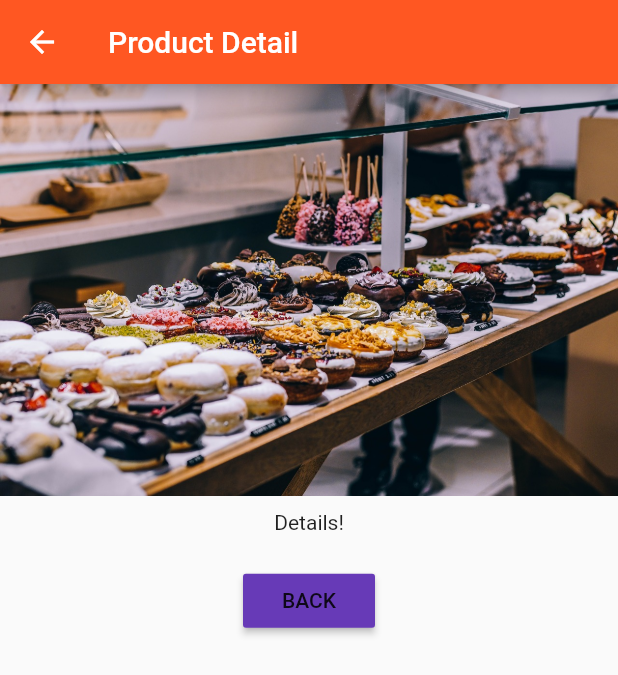
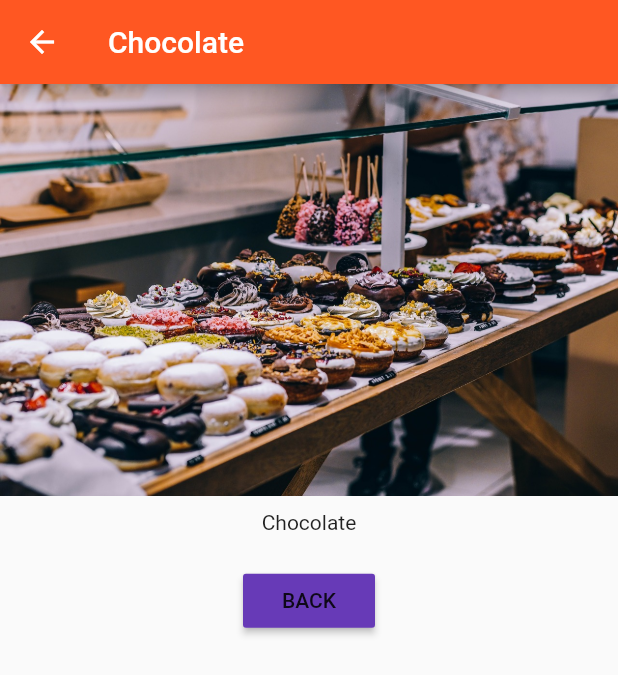
Before and after one commit to GelsonMR/flutter_course, a Flutter app: the screen it shows after launch, after a tap on "Add Product", after a tap on "Details", on a phone screen of 412 x 824 dp. Shown: the top 675 px of the screen. Run offline on Flutter 3.47's test engine with Material 2 defaults, Android fonts, the phone set to English and light mode, and no system bars.

Commit message:
Updated app to pass product data to Detail Page

```diff
--- a/lib/pages/product.dart
+++ b/lib/pages/product.dart
@@ -1,19 +1,24 @@
 import 'package:flutter/material.dart';
 
 class ProductPage extends StatelessWidget {
+  final String title;
+  final String imageUrl;
+
+  ProductPage(this.title, this.imageUrl);
+
   @override
   Widget build(BuildContext context) {
     return Scaffold(
       appBar: AppBar(
-        title: Text('Product Detail'),
+        title: Text(title),
       ),
       body: Column(
         crossAxisAlignment: CrossAxisAlignment.center,
         children: <Widget>[
-          Image.asset('assets/food.jpg'),
+          Image.asset(imageUrl),
           Container(
             padding: EdgeInsets.all(10.0),
-            child: Text('Details!'),
+            child: Text(title),
           ),
           Container(
             padding: EdgeInsets.all(10.0),
--- a/lib/product_control.dart
+++ b/lib/product_control.dart
@@ -10,7 +10,7 @@ class ProductControl extends StatelessWidget {
     return RaisedButton(
       color: Theme.of(context).primaryColor,
       onPressed: () {
-        addProduct('Sweets');
+        addProduct({'title': 'Chocolate', 'image': 'assets/food.jpg'});
       },
       child: Text('Add Product'),
     );
--- a/lib/product_manager.dart
+++ b/lib/product_manager.dart
@@ -4,7 +4,7 @@ import './products.dart';
 import './product_control.dart';
 
 class ProductManager extends StatefulWidget {
-  final String startingProduct;
+  final Map<String, String> startingProduct;
 
   ProductManager({this.startingProduct}) {
     print('[ProductManager] Constructor');
@@ -18,7 +18,7 @@ class ProductManager extends StatefulWidget {
 }
 
 class _ProductManagerState extends State<ProductManager> {
-  List<String> _products = [];
+  List<Map<String, String>> _products = [];
 
   @override
   void initState() {
@@ -29,7 +29,7 @@ class _ProductManagerState extends State<ProductManager> {
     }
   }
 
-  void _addProduct(String product) {
+  void _addProduct(Map<String, String> product) {
     setState(() {
       _products.add(product);
     });
--- a/lib/products.dart
+++ b/lib/products.dart
@@ -3,7 +3,7 @@ import 'package:flutter/material.dart';
 import './pages/product.dart';
 
 class Products extends StatelessWidget {
-  final List<String> products;
+  final List<Map<String, String>> products;
 
   Products([this.products = const []]) {
     print('[Products Widget] Constructor');
@@ -13,8 +13,8 @@ class Products extends StatelessWidget {
     return Card(
       child: Column(
         children: <Widget>[
-          Image.asset('assets/food.jpg'),
-          Text(products[index]),
+          Image.asset(products[index]['image']),
+          Text(products[index]['title']),
           ButtonBar(
             alignment: MainAxisAlignment.center,
             children: <Widget>[
@@ -23,7 +23,8 @@ class Products extends StatelessWidget {
                 onPressed: () => Navigator.push(
                       context,
                       MaterialPageRoute(
-                        builder: (BuildContext context) => ProductPage(),
+                        builder: (BuildContext context) => ProductPage(
+                            products[index]['title'], products[index]['image']),
                       ),
                     ),
               ),
```
